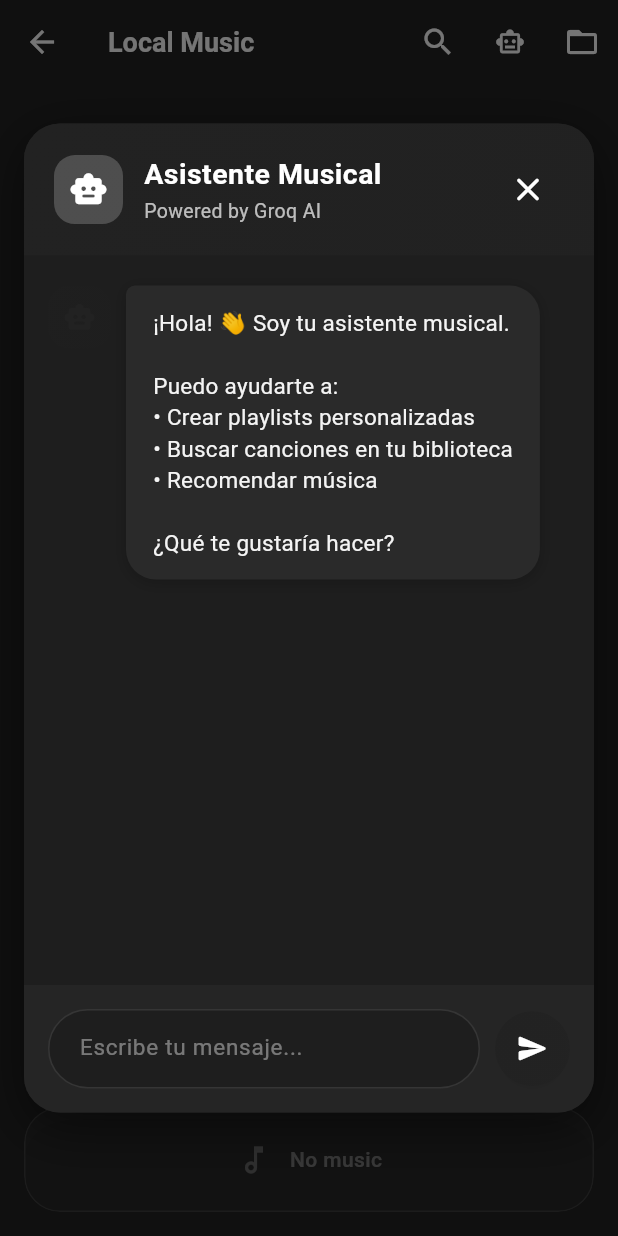
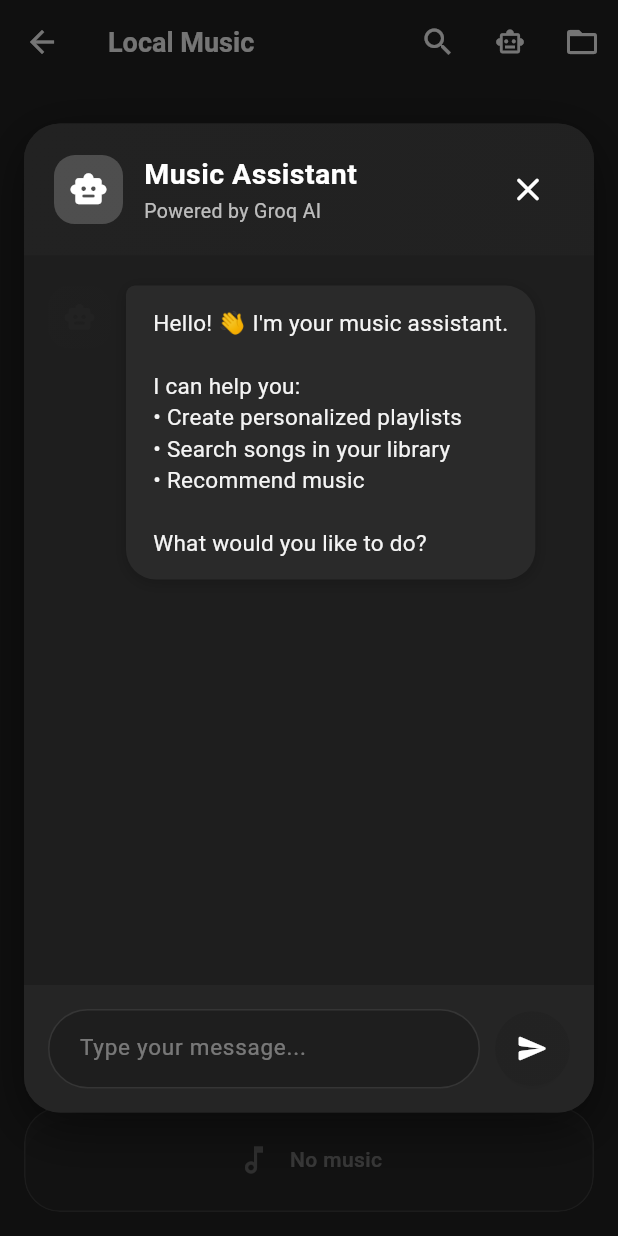
Before and after one commit to Frantt21/forawn_mobile, a Flutter app: the LocalMusicScreen screen opened by its route, after a tap on the "smart toy" icon, on a phone screen of 412 x 824 dp. Run offline on Flutter 3.47's test engine with Material 3 defaults, Android fonts, the phone set to English and light mode, and no system bars; our stand-ins replace audio_service, dio, flutter_local_notifications, flutter_markdown, image_picker, just_audio and 8 more; missing offline and left inert: audio_session, flutter_displaymode; accounts and stored records are empty; network calls fail.

Commit message:
bugs and logicals errors fixes

```diff
--- a/assets/languages/en.json
+++ b/assets/languages/en.json
@@ -5,6 +5,7 @@
   "notifications": "Notifications",
   "download_history": "Download History",
   "music_downloader": "Music Downloader",
+  "local_music": "Local Music",
   "foraai": "ForaAI",
   "images_ia": "AI Images",
   "image_generator": "Image Generator",
@@ -207,6 +208,8 @@
   "library": "Library",
   "playlists": "Playlists",
   "my_favorites": "My Favorites",
+  "recently_played": "Recently Played",
+  "recent_playlists": "Recent Playlists",
   "create": "Create",
   "favorite_songs_desc": "Songs you like",
   "create_playlist": "Create Playlist",
--- a/assets/languages/es.json
+++ b/assets/languages/es.json
@@ -5,6 +5,7 @@
   "notifications": "Notificaciones",
   "download_history": "Historial de Descargas",
   "music_downloader": "Descargador de Música",
+  "local_music": "Música Local",
   "foraai": "ForaAI",
   "images_ia": "Imágenes IA",
   "image_generator": "Generador de Imágenes",
@@ -207,6 +208,8 @@
   "library": "Biblioteca",
   "playlists": "Playlists",
   "my_favorites": "Mis Favoritos",
+  "recently_played": "Reproducidas Recientemente",
+  "recent_playlists": "Playlists Recientes",
   "create": "Crear",
   "favorite_songs_desc": "Canciones que te gustan",
   "create_playlist": "Crear Playlist",
--- a/lib/screens/home.dart
+++ b/lib/screens/home.dart
@@ -252,7 +252,7 @@ class _HomeScreenState extends State<HomeScreen> {
               Expanded(
                 child: _NavigationCard(
                   icon: Icons.library_music,
-                  title: 'Local Music',
+                  title: LanguageService().getText('local_music'),
                   color: Colors.purpleAccent,
                   onTap: () => Navigator.pushNamed(context, '/local-music'),
                 ),
--- a/lib/screens/local_music_screen.dart
+++ b/lib/screens/local_music_screen.dart
@@ -24,6 +24,7 @@ import '../models/song.dart';
 import '../utils/text_utils.dart';
 import 'playlist_detail_screen.dart';
 import 'music_player_screen.dart';
+import '../widgets/local_music_home.dart';
 
 class LocalMusicScreen extends StatefulWidget {
   final String searchQuery;
@@ -74,15 +75,27 @@ class _LocalMusicScreenState extends State<LocalMusicScreen>
       if (mounted) setState(() {});
     });
 
-    // Escuchar progreso de metadatos
-    _progressSubscription = MetadataService().progressStream.listen((data) {
+    // Escuchar progreso de metadatos - DESACTIVADO (no necesario)
+    /* _progressSubscription = MetadataService().progressStream.listen((data) {
       if (mounted) {
         setState(() {
           _loadingMessage = data['message'];
           _loadingProgress = data['progress'];
         });
+
+        // Si el progreso está completo (1.0), ocultar el mensaje después de 1 segundo
+        if (data['progress'] == 1.0) {
+          Future.delayed(const Duration(seconds: 1), () {
+            if (mounted) {
+              setState(() {
+                _loadingMessage = null;
+                _loadingProgress = null;
+              });
+            }
+          });
+        }
       }
-    });
+    }); */
 
     // Escuchar servicio de historial directamente
     // Escuchar servicio de historial directamente
@@ -110,6 +123,9 @@ class _LocalMusicScreenState extends State<LocalMusicScreen>
     MusicLibraryService.onMetadataUpdated.removeListener(_onMetadataUpdated);
     _progressSubscription?.cancel();
     _songSubscription?.cancel();
+    // Clear loading message on dispose
+    _loadingMessage = null;
+    _loadingProgress = null;
     super.dispose();
   }
 
@@ -361,11 +377,43 @@ class _LocalMusicScreenState extends State<LocalMusicScreen>
                     child: IndexedStack(
                       index: _tabIndex,
                       children: [
+                        // Index 0: Home (Recientes + Playlists)
+                        LocalMusicHome(
+                          onSongTap: (song) {
+                            final history = MusicHistoryService().history
+                                .take(10)
+                                .toList();
+                            final index = history.indexWhere(
+                              (s) => s.id == song.id,
+                            );
+                            if (index != -1) {
+                              _audioPlayer.loadPlaylist(
+                                history,
+                                initialIndex: index,
+                              );
+                            } else {
+                              _audioPlayer.loadPlaylist([song]);
+                            }
+                          },
+                          onCreatePlaylist: () =>
+                              _showCreatePlaylistDialog(context),
+                          onPlaylistTap: (playlist) {
+                            Navigator.push(
+                              context,
+                              MaterialPageRoute(
+                                builder: (_) =>
+                                    PlaylistDetailScreen(playlist: playlist),
+                              ),
+                            );
+                          },
+                        ),
+                        // Index 1: Library (Todas las canciones)
                         _buildSongList(
                           songs,
-                          showHistory: true,
-                          showLibraryHeader: true,
+                          showHistory: false,
+                          showLibraryHeader: false,
                         ),
+                        // Index 2: Playlists
                         _buildPlaylistsView(),
                       ],
                     ),
@@ -441,18 +489,20 @@ class _LocalMusicScreenState extends State<LocalMusicScreen>
 
   Widget _buildCustomTabBar() {
     return Container(
-      padding: const EdgeInsets.symmetric(horizontal: 16, vertical: 8),
+      padding: const EdgeInsets.symmetric(horizontal: 12, vertical: 8),
       height: 56, // Altura fija para evitar desplazamientos
       color: Colors.transparent,
       child: Row(
         crossAxisAlignment:
             CrossAxisAlignment.center, // Alineación vertical fija
         children: [
-          _buildTabItem(LanguageService().getText('library'), 0),
-          const SizedBox(width: 12), // Reducido de 20 a 12
-          _buildTabItem(LanguageService().getText('playlists'), 1),
+          _buildTabItem(LanguageService().getText('home'), 0), // Home tab
+          const SizedBox(width: 8),
+          _buildTabItem(LanguageService().getText('library'), 1),
+          const SizedBox(width: 8),
+          _buildTabItem(LanguageService().getText('playlists'), 2),
           const Spacer(),
-          if (_tabIndex == 1) ...[
+          if (_tabIndex == 2) ...[
             // Grid view button - estilo pastilla
             GestureDetector(
               onTap: () => setState(() => _isGridView = true),
--- a/lib/screens/playlist_detail_screen.dart
+++ b/lib/screens/playlist_detail_screen.dart
@@ -35,6 +35,7 @@ class _PlaylistDetailScreenState extends State<PlaylistDetailScreen>
 
   // Estado local para manejar favoritos (que no están en PlaylistService._playlists)
   late List<Song> _virtualSongs;
+  String? _lastImagePath; // Track last image path to detect real changes
 
   // Búsqueda
   final TextEditingController _searchController = TextEditingController();
@@ -47,6 +48,7 @@ class _PlaylistDetailScreenState extends State<PlaylistDetailScreen>
   void initState() {
     super.initState();
     _virtualSongs = widget.playlist.songs;
+    _lastImagePath = widget.playlist.imagePath; // Initialize with current image
     PlaylistService().addListener(_onPlaylistChanged);
     _loadCachedColorOrExtract();
     _scrollController.addListener(_onScroll);
@@ -110,7 +112,9 @@ class _PlaylistDetailScreenState extends State<PlaylistDetailScreen>
     if (mounted) {
       // Detectar si cambió la imagen de la playlist
       final updatedPlaylist = _currentPlaylist;
-      if (updatedPlaylist.imagePath != widget.playlist.imagePath) {
+      // Only reload color if image path actually changed
+      if (updatedPlaylist.imagePath != _lastImagePath) {
+        _lastImagePath = updatedPlaylist.imagePath;
         // La imagen cambió, recalcular color dominante
         _loadCachedColorOrExtract();
       }
--- a/lib/widgets/assistant_chat_dialog.dart
+++ b/lib/widgets/assistant_chat_dialog.dart
@@ -1,5 +1,8 @@
 import 'package:flutter/material.dart';
+import 'package:shared_preferences/shared_preferences.dart';
+import 'dart:convert';
 import '../services/groq_assistant_service.dart';
+import '../services/language_service.dart';
 
 class AssistantChatDialog extends StatefulWidget {
   const AssistantChatDialog({super.key});
@@ -18,20 +21,52 @@ class _AssistantChatDialogState extends State<AssistantChatDialog> {
   @override
   void initState() {
     super.initState();
+    _loadHistory();
+  }
 
-    // Mensaje de bienvenida
-    _messages.add(
-      ChatMessage(
-        text:
-            '¡Hola! 👋 Soy tu asistente musical.\n\n'
-            'Puedo ayudarte a:\n'
-            '• Crear playlists personalizadas\n'
-            '• Buscar canciones en tu biblioteca\n'
-            '• Recomendar música\n\n'
-            '¿Qué te gustaría hacer?',
-        isUser: false,
-      ),
-    );
+  Future<void> _loadHistory() async {
+    final prefs = await SharedPreferences.getInstance();
+    final historyJson = prefs.getStringList('assistant_chat_history');
+
+    if (historyJson != null && historyJson.isNotEmpty) {
+      // Cargar historial existente
+      setState(() {
+        _messages.addAll(
+          historyJson
+              .map((json) => ChatMessage.fromJson(jsonDecode(json)))
+              .toList(),
+        );
+      });
+    } else {
+      // Mensaje de bienvenida basado en idioma
+      final currentLanguage = LanguageService().currentLanguage;
+      final welcomeMessage = currentLanguage == 'es'
+          ? '¡Hola! 👋 Soy tu asistente musical.\n\n'
+                'Puedo ayudarte a:\n'
+                '• Crear playlists personalizadas\n'
+                '• Buscar canciones en tu biblioteca\n'
+                '• Recomendar música\n\n'
+                '¿Qué te gustaría hacer?'
+          : 'Hello! 👋 I\'m your music assistant.\n\n'
+                'I can help you:\n'
+                '• Create personalized playlists\n'
+                '• Search songs in your library\n'
+                '• Recommend music\n\n'
+                'What would you like to do?';
+
+      setState(() {
+        _messages.add(ChatMessage(text: welcomeMessage, isUser: false));
+      });
+      await _saveHistory();
+    }
+  }
+
+  Future<void> _saveHistory() async {
+    final prefs = await SharedPreferences.getInstance();
+    final historyJson = _messages
+        .map((msg) => jsonEncode(msg.toJson()))
+        .toList();
+    await prefs.setStringList('assistant_chat_history', historyJson);
   }
 
   Future<void> _sendMessage() async {
@@ -45,6 +80,7 @@ class _AssistantChatDialogState extends State<AssistantChatDialog> {
     });
 
     _scrollToBottom();
+    await _saveHistory(); // Guardar después de agregar mensaje del usuario
 
     try {
       final response = await _assistant.sendMessage(text);
@@ -55,16 +91,18 @@ class _AssistantChatDialogState extends State<AssistantChatDialog> {
       });
 
       _scrollToBottom();
+      await _saveHistory(); // Guardar después de agregar respuesta
     } catch (e) {
+      final currentLanguage = LanguageService().currentLanguage;
+      final errorMessage = currentLanguage == 'es'
+          ? 'Error: No pude procesar tu mensaje. Intenta de nuevo.'
+          : 'Error: I couldn\'t process your message. Please try again.';
+
       setState(() {
-        _messages.add(
-          ChatMessage(
-            text: 'Error: No pude procesar tu mensaje. Intenta de nuevo.',
-            isUser: false,
-          ),
-        );
+        _messages.add(ChatMessage(text: errorMessage, isUser: false));
         _isLoading = false;
       });
+      await _saveHistory();
     }
   }
 
@@ -83,6 +121,7 @@ class _AssistantChatDialogState extends State<AssistantChatDialog> {
   @override
   Widget build(BuildContext context) {
     final theme = Theme.of(context);
+    final currentLanguage = LanguageService().currentLanguage;
 
     return Dialog(
       backgroundColor: Colors.transparent,
@@ -134,21 +173,23 @@ class _AssistantChatDialogState extends State<AssistantChatDialog> {
                     ),
                   ),
                   const SizedBox(width: 14),
-                  const Expanded(
+                  Expanded(
                     child: Column(
                       crossAxisAlignment: CrossAxisAlignment.start,
                       children: [
                         Text(
-                          'Asistente Musical',
-                          style: TextStyle(
+                          currentLanguage == 'es'
+                              ? 'Asistente Musical'
+                              : 'Music Assistant',
+                          style: const TextStyle(
                             color: Colors.white,
                             fontSize: 19,
                             fontWeight: FontWeight.bold,
                             letterSpacing: 0.3,
                           ),
                         ),
-                        SizedBox(height: 2),
-                        Text(
+                        const SizedBox(height: 2),
+                        const Text(
                           'Powered by Groq AI',
                           style: TextStyle(
                             color: Colors.white70,
@@ -222,9 +263,11 @@ class _AssistantChatDialogState extends State<AssistantChatDialog> {
                             ),
                           ),
                           const SizedBox(width: 10),
-                          const Text(
-                            'Pensando...',
-                            style: TextStyle(
+                          Text(
+                            currentLanguage == 'es'
+                                ? 'Pensando...'
+                                : 'Thinking...',
+                            style: const TextStyle(
                               color: Colors.white70,
                               fontSize: 14,
                             ),
@@ -265,7 +308,9 @@ class _AssistantChatDialogState extends State<AssistantChatDialog> {
                           fontSize: 15,
                         ),
                         decoration: InputDecoration(
-                          hintText: 'Escribe tu mensaje...',
+                          hintText: currentLanguage == 'es'
+                              ? 'Escribe tu mensaje...'
+                              : 'Type your message...',
                           hintStyle: TextStyle(
                             color: Colors.white.withOpacity(0.4),
                             fontSize: 15,
@@ -453,4 +498,11 @@ class ChatMessage {
   final bool isUser;
 
   ChatMessage({required this.text, required this.isUser});
+
+  // Serialización para guardar en SharedPreferences
+  Map<String, dynamic> toJson() => {'text': text, 'isUser': isUser};
+
+  // Deserialización para cargar desde SharedPreferences
+  factory ChatMessage.fromJson(Map<String, dynamic> json) =>
+      ChatMessage(text: json['text'] as String, isUser: json['isUser'] as bool);
 }
--- a/lib/widgets/mini_player.dart
+++ b/lib/widgets/mini_player.dart
@@ -16,6 +16,8 @@ class MiniPlayer extends StatelessWidget {
 
     return StreamBuilder<Song?>(
       stream: player.currentSongStream,
+      initialData: player
+          .currentSong, // Use current song as initial data to prevent flash
       builder: (context, snapshot) {
         final song = snapshot.data;
 
```
Also changed, not shown: lib/widgets/local_music_home.dart (added, +482 -0 lines).
